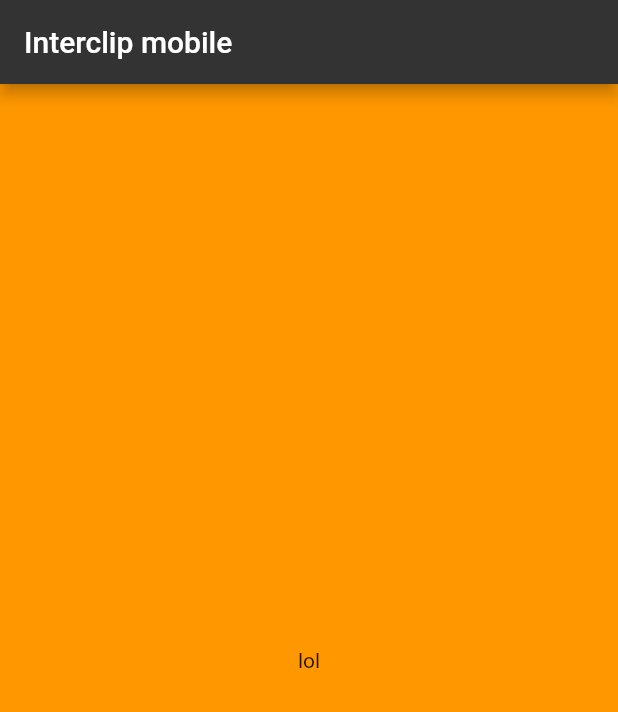
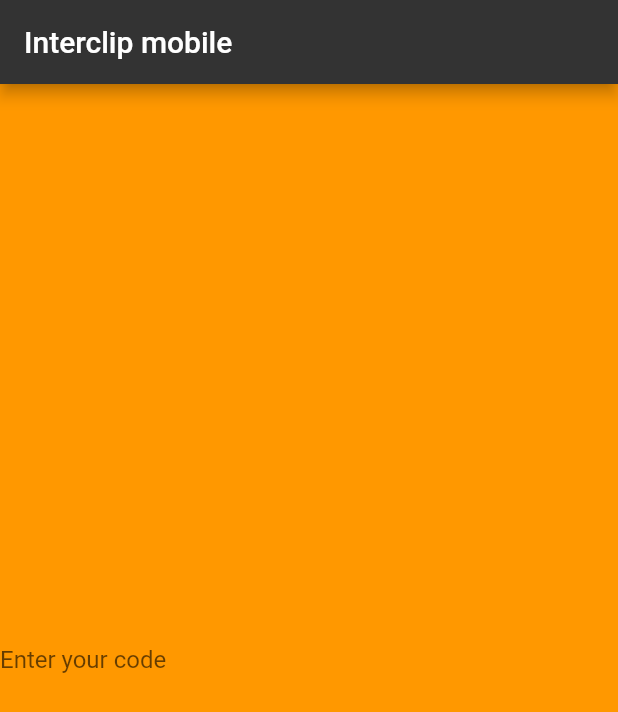
Before and after one commit to filiptronicek/Interclip-mobile-flutter, a Flutter app: the screen it shows after launch, on a phone screen of 412 x 824 dp. Shown: the top 712 px of the screen. Run offline on Flutter 3.47's test engine with Material 2 defaults, Android fonts, the light colour scheme and no system bars.

Commit message:
Code input

```diff
--- a/lib/main.dart
+++ b/lib/main.dart
@@ -16,16 +16,30 @@ class MyApp extends StatelessWidget {
       ),
       darkTheme: ThemeData(brightness: Brightness.dark),
       home: Scaffold(
-        backgroundColor: orange,
+          backgroundColor: orange,
           appBar: AppBar(title: Text('Interclip mobile')),
-          body: Center(
-            child: (
-              Text("lol")
-            )
-          ),
-          ),
+          body: Column(
+            mainAxisAlignment: MainAxisAlignment.center,
+            children: [
+           //   Text("First line"),
+           //   Text("second line lmao"),
+              TextFormField(
+                validator: (value) {
+                  if (value.isEmpty) {
+                    return 'Please enter username.';
+                  } else if(value.length > 5) {
+                    return 'Code too long';
+                  }
+                },
+                textAlign: TextAlign.center,
+                textAlignVertical: TextAlignVertical.center,
+                maxLines: 1,
+                decoration: InputDecoration(
+                    border: InputBorder.none, labelText: 'Enter your code'),
+              )
+            ],
+          )),
     );
-
   }
 }
 
```
